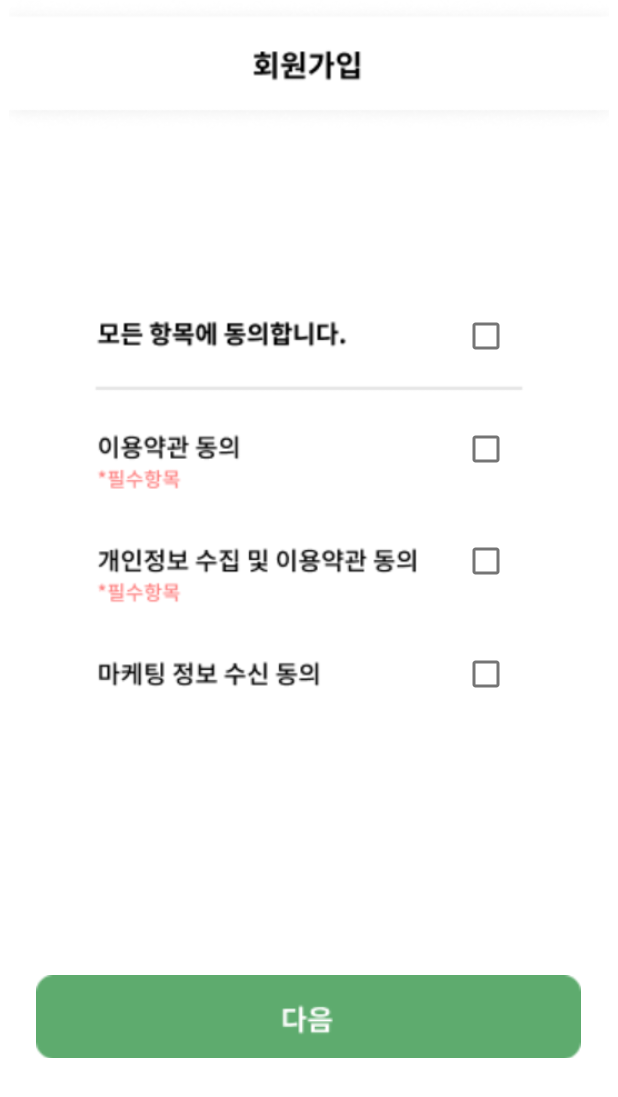
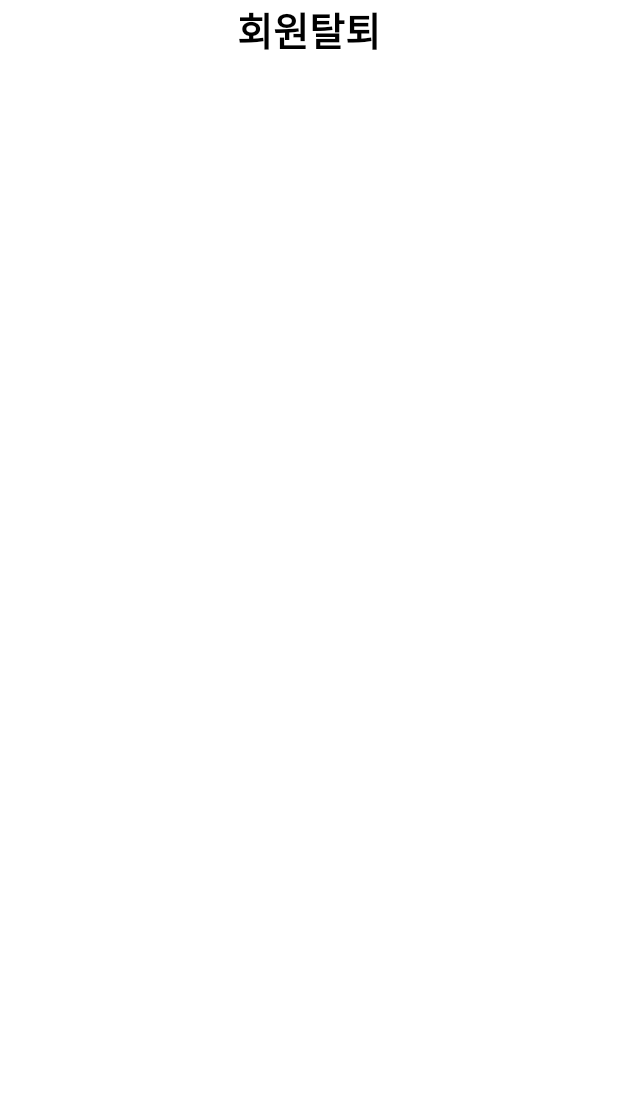
Before and after one commit to CODE-U-S/Shared_Receipts, an Android app: the screen it shows after launch (Register01Activity before the commit, DropOutActivity after it), on a phone screen of 412 x 824 dp. Shown: the top 1097 px of the screen. Run offline under Robolectric (Android 15) with nearby library versions, the phone set to English and light mode, and no system bars.

Commit message:
proflie_setting and drop_out

```diff
--- /dev/null
+++ b/app/src/main/java/com/example/shared_receipts_application/DropOutActivity.kt
@@ -0,0 +1,11 @@
+package com.example.shared_receipts_application
+
+import androidx.appcompat.app.AppCompatActivity
+import android.os.Bundle
+
+class DropOutActivity : AppCompatActivity() {
+    override fun onCreate(savedInstanceState: Bundle?) {
+        super.onCreate(savedInstanceState)
+        setContentView(R.layout.activity_drop_out)
+    }
+}
--- /dev/null
+++ b/app/src/main/res/drawable/action_bar.xml
@@ -0,0 +1,6 @@
+<?xml version="1.0" encoding="utf-8"?>
+    <shape xmlns:android="http://schemas.android.com/apk/res/android"
+        android:shape="oval">
+        <solid
+            android:color="#5EAB6E"/>
+    </shape>
--- /dev/null
+++ b/app/src/main/res/drawable/proflie_img.xml
@@ -0,0 +1,6 @@
+<?xml version="1.0" encoding="utf-8"?>
+<shape xmlns:android="http://schemas.android.com/apk/res/android"
+    android:shape="oval">
+    <solid
+        android:color="#5EAB6E"/>
+</shape>
--- /dev/null
+++ b/app/src/main/res/layout/activity_drop_out.xml
@@ -0,0 +1,14 @@
+<?xml version="1.0" encoding="utf-8"?>
+<LinearLayout xmlns:android="http://schemas.android.com/apk/res/android"
+    android:layout_width="match_parent"
+    android:layout_height="match_parent">
+
+    <TextView
+        android:layout_width="match_parent"
+        android:layout_height="wrap_content"
+        android:text="회원탈퇴"
+        android:textSize="26dp"
+        android:textStyle="bold"
+        android:textColor="#000"
+        android:gravity="center"/>
+</LinearLayout>
--- a/app/src/main/res/values/themes.xml
+++ b/app/src/main/res/values/themes.xml
@@ -1,6 +1,6 @@
 <resources xmlns:tools="http://schemas.android.com/tools">
     <!-- Base application theme. -->
-    <style name="Theme.SharedReceiptsApplication" parent="Theme.MaterialComponents.DayNight.DarkActionBar">
+    <style name="Theme.SharedReceiptsApplication" parent="Theme.MaterialComponents.DayNight.NoActionBar">
         <!-- Primary brand color. -->
         <item name="colorPrimary">@color/purple_500</item>
         <item name="colorPrimaryVariant">@color/purple_700</item>
@@ -14,5 +14,6 @@
         <!-- Customize your theme here. -->
         <!-- 타이틀 바 삭제-->
         <item name="windowNoTitle">true</item>
+
     </style>
 </resources>
--- a/build.gradle
+++ b/build.gradle
@@ -5,7 +5,7 @@ buildscript {
 }
 
 plugins {
-    id 'com.android.application' version '8.1.1' apply false
-    id 'com.android.library' version '8.1.1' apply false
+    id 'com.android.application' version '8.1.2' apply false
+    id 'com.android.library' version '8.1.2' apply false
     id 'org.jetbrains.kotlin.android' version '1.8.0' apply false
 }
```
Also changed, not shown: app/src/main/AndroidManifest.xml (+10 -13 lines), app/src/main/java/com/example/shared_receipts_application/ProflieSettingActivity.kt (added, +11 -0 lines), app/src/main/res/drawable/edit_text_gray.xml (added, +12 -0 lines), app/src/main/res/drawable/green_button.xml (added, +12 -0 lines), app/src/main/res/layout/activity_proflie_setting.xml (added, +74 -0 lines), app/src/main/res/drawable/camera.png (added).
